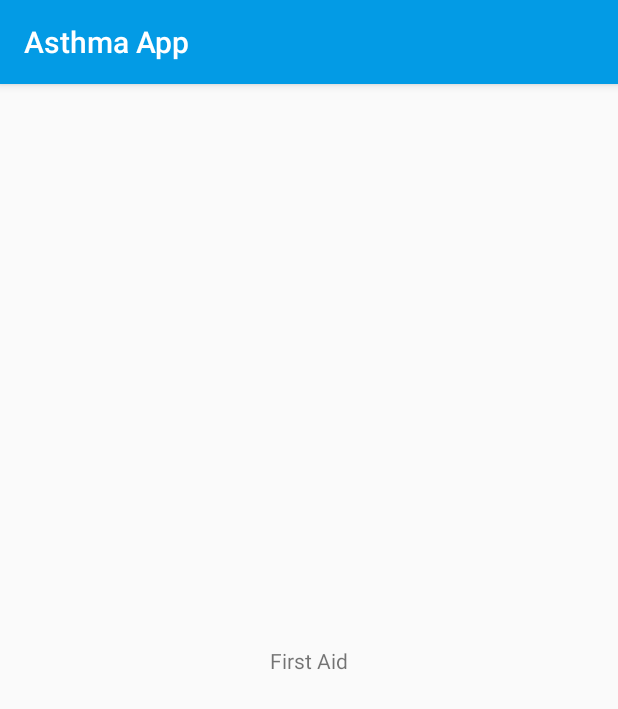
After one commit to WasimX/AsthmaApp, an Android app: the FirstAidActivity screen opened directly, with no data from a screen before it, on a phone screen of 412 x 824 dp. The commit adds this screen. Shown: the top 709 px of the screen. Run offline under Robolectric (Android 15) with nearby library versions, the light colour scheme and no system bars.

Commit message:
added activities

```diff
--- a/app/src/main/AndroidManifest.xml
+++ b/app/src/main/AndroidManifest.xml
@@ -12,7 +12,9 @@
         android:supportsRtl="true"
         android:theme="@style/AppTheme"
         tools:ignore="AllowBackup,GoogleAppIndexingWarning">
-        <activity android:name=".More_infoActivity"></activity>
+        <activity android:name=".ActionPlanActivity"></activity>
+        <activity android:name=".FirstAidActivity" />
+        <activity android:name=".More_infoActivity" />
         <activity android:name=".TriggerActivity" />
         <activity android:name=".MedicationActivity" />
         <activity android:name=".Symptoms_infoActivity" />
--- /dev/null
+++ b/app/src/main/java/com/braduni/wasim/asthmaapp/FirstAidActivity.java
@@ -0,0 +1,13 @@
+package com.braduni.wasim.asthmaapp;
+
+import android.os.Bundle;
+import android.support.v7.app.AppCompatActivity;
+
+public class FirstAidActivity extends AppCompatActivity {
+
+    @Override
+    protected void onCreate(Bundle savedInstanceState) {
+        super.onCreate(savedInstanceState);
+        setContentView(R.layout.activity_first_aid);
+    }
+}
--- /dev/null
+++ b/app/src/main/res/layout/activity_first_aid.xml
@@ -0,0 +1,18 @@
+<?xml version="1.0" encoding="utf-8"?>
+<android.support.constraint.ConstraintLayout xmlns:android="http://schemas.android.com/apk/res/android"
+    xmlns:app="http://schemas.android.com/apk/res-auto"
+    xmlns:tools="http://schemas.android.com/tools"
+    android:layout_width="match_parent"
+    android:layout_height="match_parent"
+    tools:context=".FirstAidActivity">
+
+    <TextView
+        android:id="@+id/textView34"
+        android:layout_width="wrap_content"
+        android:layout_height="wrap_content"
+        android:text="First Aid"
+        app:layout_constraintBottom_toBottomOf="parent"
+        app:layout_constraintEnd_toEndOf="parent"
+        app:layout_constraintStart_toStartOf="parent"
+        app:layout_constraintTop_toTopOf="parent" />
+</android.support.constraint.ConstraintLayout>
--- a/app/src/main/res/values/strings.xml
+++ b/app/src/main/res/values/strings.xml
@@ -58,4 +58,8 @@
     <string name="additional_notes">Additional Notes</string>
     <string name="save">Save</string>
 
+
+    <string name="asthma_first_aid">Asthma First Aid</string>
+    <string name="view_action_plan">View Action Plan</string>
+
 </resources>
```
Also changed, not shown: app/src/main/java/com/braduni/wasim/asthmaapp/ActionPlanActivity.java (added, +13 -0 lines), app/src/main/java/com/braduni/wasim/asthmaapp/Em_Support_Fragment.java (+32 -2 lines), app/src/main/res/layout/activity_action_plan.xml (added, +18 -0 lines), app/src/main/res/layout/activity_em_support.xml (+16 -22 lines).
